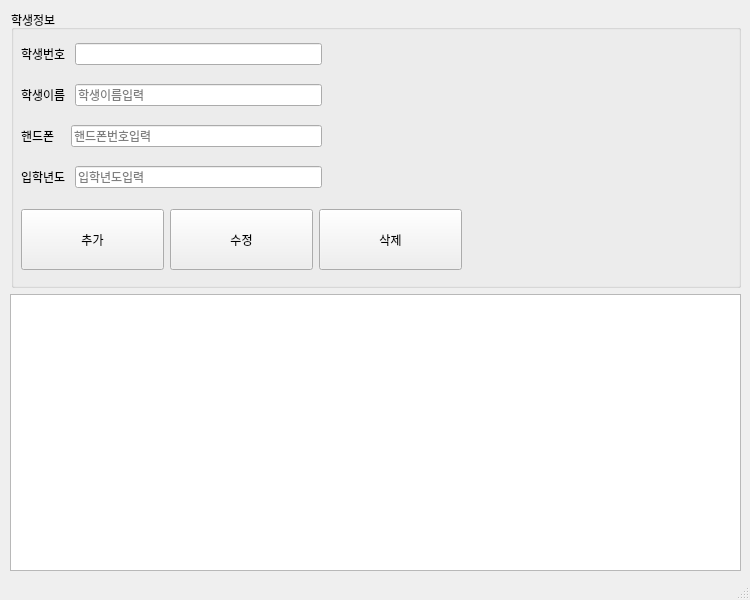
Before: the Qt Designer form toyproject/studentdb.ui in 0xxhyemi/java-database-2025, drawn with Qt 5.
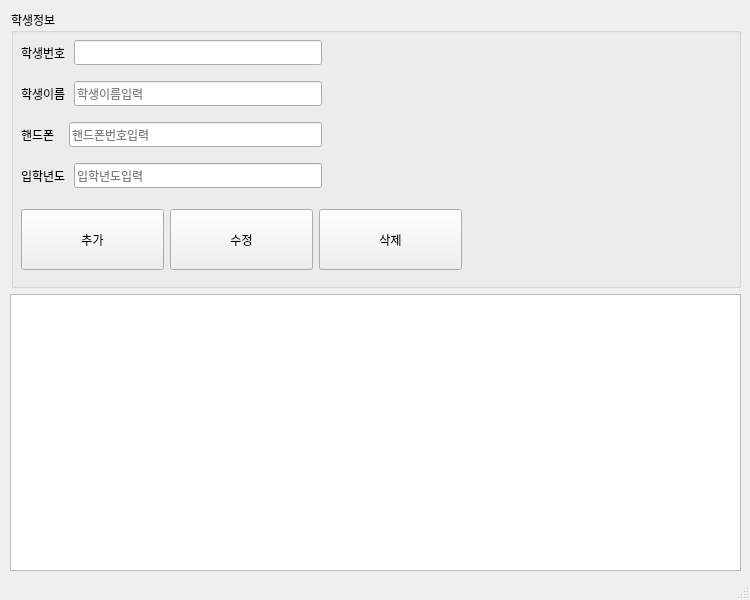
After: the same form once the commit is applied.

```diff
--- a/toyproject/studentdb.ui
+++ b/toyproject/studentdb.ui
@@ -16,6 +16,11 @@
     <height>600</height>
    </size>
   </property>
+  <property name="font">
+   <font>
+    <family>D2Coding</family>
+   </font>
+  </property>
   <property name="windowTitle">
    <string>MainWindow</string>
   </property>
```
Left out of the diff: 8 changed lines with no effect on the pictures.
